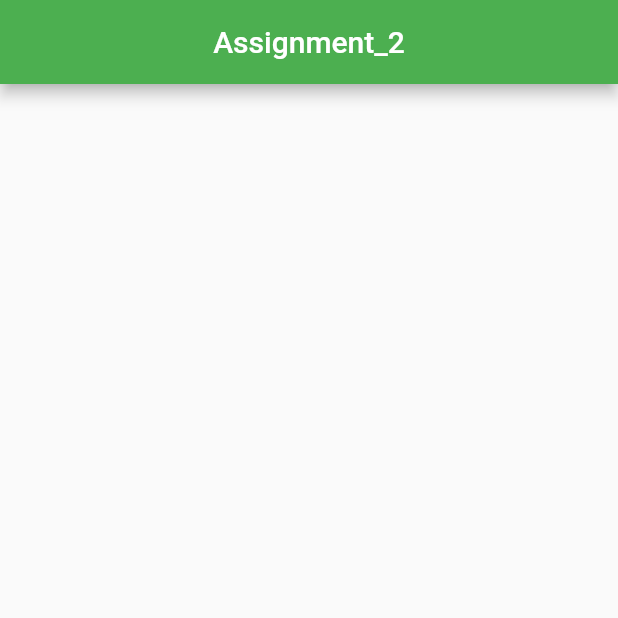
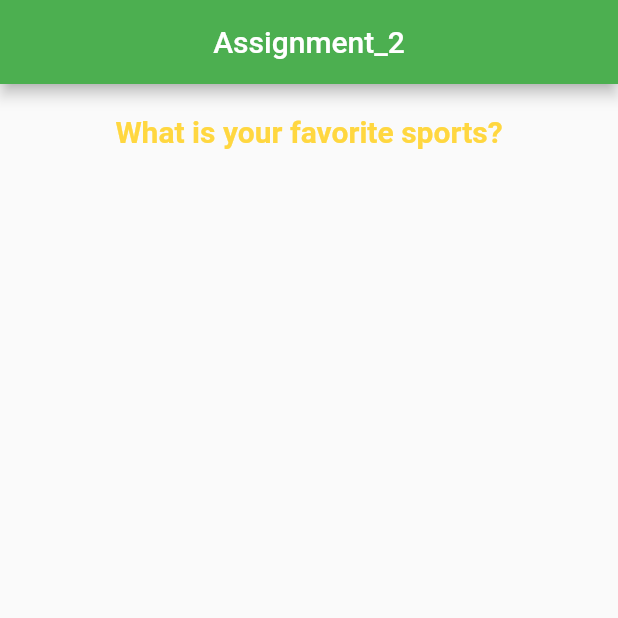
Before and after one commit to NguyenTruongPhong/Assignment_2, a Flutter app: the screen it shows after launch, on a phone screen of 412 x 824 dp, the top half of it. Run offline on Flutter 3.47's test engine with Material 2 defaults, Android fonts, the phone set to English and light mode, and no system bars.

Commit message:
adding question.dart

```diff
--- a/lib/main.dart
+++ b/lib/main.dart
@@ -1,4 +1,5 @@
 import 'package:flutter/material.dart';
+import 'package:assignment_2/question.dart';
 
 void main() {
   runApp(MyApp());
@@ -12,6 +13,35 @@ class MyApp extends StatefulWidget {
 }
 
 class _MyAppState extends State<MyApp> {
+  int _questionIndex = 0;
+
+  final List _questionList = const [
+    {
+      'Question': 'What is your favorite sports?',
+      'Awnser': [
+        {'text': 'Footbal', 'core': 10},
+        {'text': 'volleyball', 'core': 8},
+        {'text': 'basketball', 'core': 7},
+      ],
+    },
+    {
+      'Question': 'What is your favorite colors?',
+      'Awnser': [
+        {'text': 'red', 'core': 10},
+        {'text': 'yellow', 'core': 8},
+        {'text': 'orange', 'core': 7},
+      ],
+    },
+    {
+      'Question': 'Who is your idol?',
+      'Awnser': [
+        {'text': 'Ronaldo', 'core': 10},
+        {'text': 'Ronaldo', 'core': 10},
+        {'text': 'Ronaldo', 'core': 10},
+      ],
+    },
+  ];
+
   @override
   Widget build(BuildContext context) {
     return MaterialApp(
@@ -20,11 +50,14 @@ class _MyAppState extends State<MyApp> {
       ),
       debugShowCheckedModeBanner: false,
       home: Scaffold(
-        appBar: AppBar(
-          title: Text('Assignment_2'),
-          centerTitle: true,
-        ),
-      ),
+          appBar: AppBar(
+            title: Text('Assignment_2'),
+            centerTitle: true,
+          ),
+          body: Question(
+            questionIndex: _questionIndex,
+            questionList: _questionList,
+          )),
     );
   }
 }
--- /dev/null
+++ b/lib/question.dart
@@ -0,0 +1,29 @@
+import 'package:flutter/material.dart';
+
+class Question extends StatelessWidget {
+  final int questionIndex;
+  final List questionList;
+
+  Question({required this.questionIndex, required this.questionList});
+
+  @override
+  Widget build(BuildContext context) {
+    return Center(
+      child: Padding(
+        padding: const EdgeInsets.fromLTRB(0, 20.0, 0, 0),
+        child: Column(
+          children: [
+            Text(
+              questionList[questionIndex]['Question'],
+              style: TextStyle(
+                fontSize: 20.0,
+                fontWeight: FontWeight.bold,
+                color: Colors.amberAccent,
+              ),
+            ),
+          ],
+        ),
+      ),
+    );
+  }
+}
```
